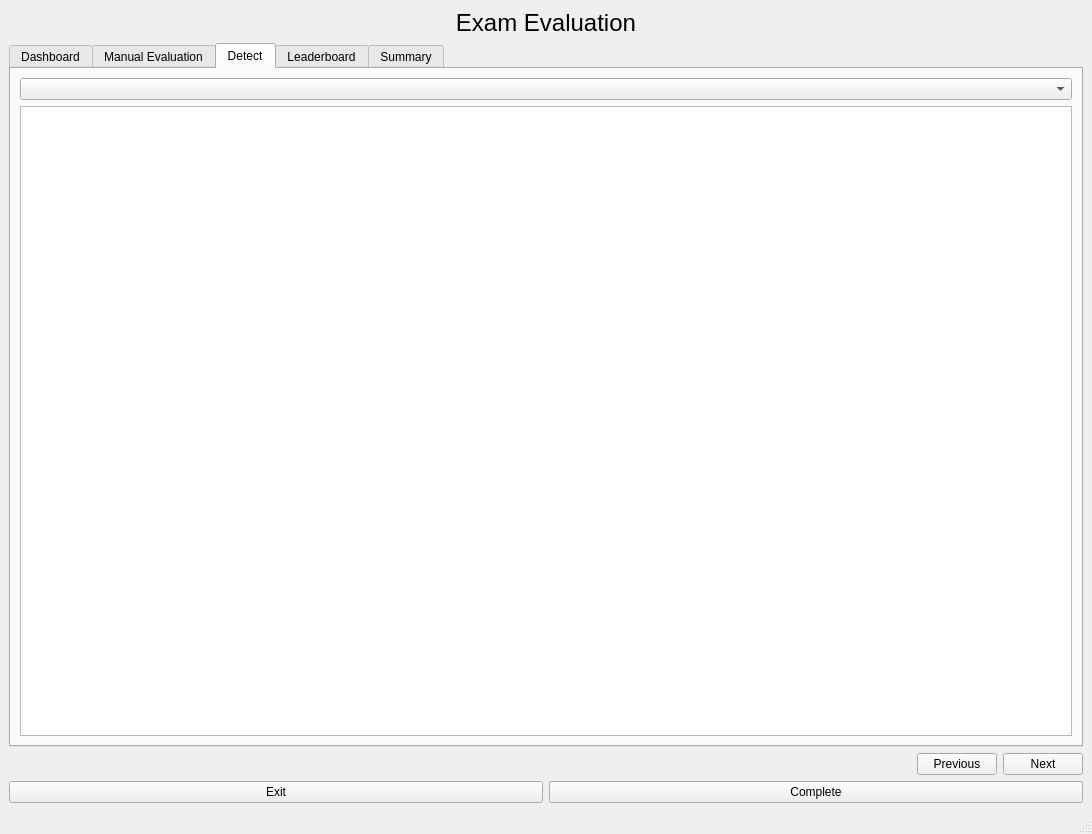
The window that src/SmartXm-CSEKU/evaluation.ui (KaziRifatMorshed/SmartXm) describes before a commit, drawn with Qt 5.
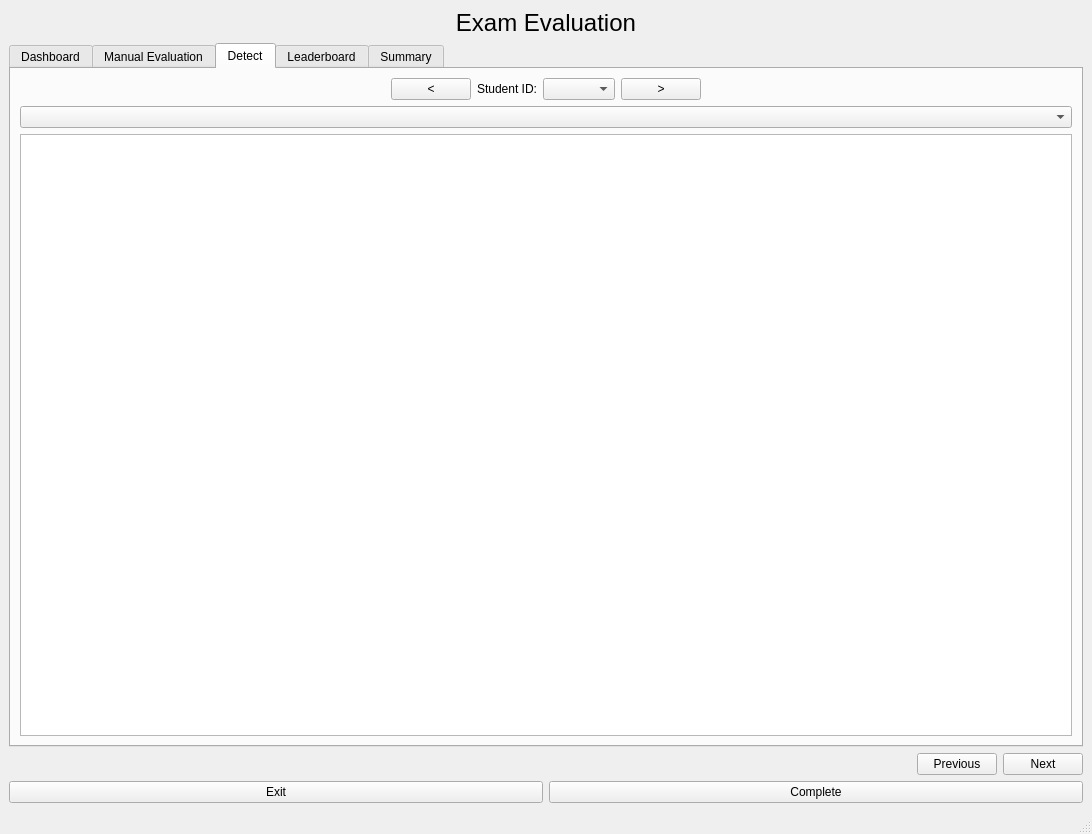
The same window after the commit.

```diff
--- a/src/SmartXm-CSEKU/evaluation.ui
+++ b/src/SmartXm-CSEKU/evaluation.ui
@@ -422,6 +422,60 @@
           <string>Detect</string>
          </attribute>
          <layout class="QVBoxLayout" name="verticalLayout_9">
+          <item>
+           <layout class="QHBoxLayout" name="horizontalLayout_10">
+            <item>
+             <spacer name="horizontalSpacer_5">
+              <property name="orientation">
+               <enum>Qt::Orientation::Horizontal</enum>
+              </property>
+              <property name="sizeHint" stdset="0">
+               <size>
+                <width>40</width>
+                <height>20</height>
+               </size>
+              </property>
+             </spacer>
+            </item>
+            <item>
+             <widget class="QPushButton" name="detect_left_pushButton_2">
+              <property name="text">
+               <string>&lt;</string>
+              </property>
+             </widget>
+            </item>
+            <item>
+             <widget class="QLabel" name="label_12">
+              <property name="text">
+               <string>Student ID:</string>
+              </property>
+             </widget>
+            </item>
+            <item>
+             <widget class="QComboBox" name="detect_stuSelect_comboBox"/>
+            </item>
+            <item>
+             <widget class="QPushButton" name="detect_right_pushButton_2">
+              <property name="text">
+               <string>&gt;</string>
+              </property>
+             </widget>
+            </item>
+            <item>
+             <spacer name="horizontalSpacer_6">
+              <property name="orientation">
+               <enum>Qt::Orientation::Horizontal</enum>
+              </property>
+              <property name="sizeHint" stdset="0">
+               <size>
+                <width>40</width>
+                <height>20</height>
+               </size>
+              </property>
+             </spacer>
+            </item>
+           </layout>
+          </item>
           <item>
            <widget class="QComboBox" name="detect_comboBox"/>
           </item>
```
Left out of the diff: 2 changed lines with no effect on the pictures.
